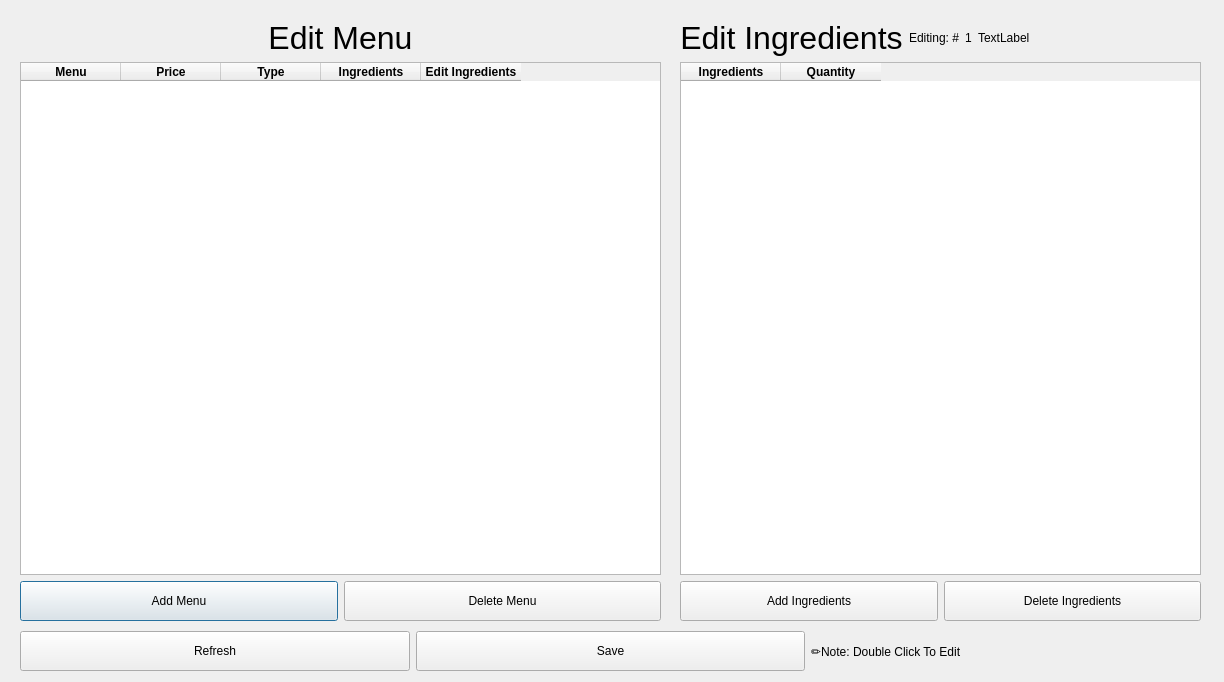
Qt form ui/editmenu.ui (sriv95/Restaurant-Management) before a commit.
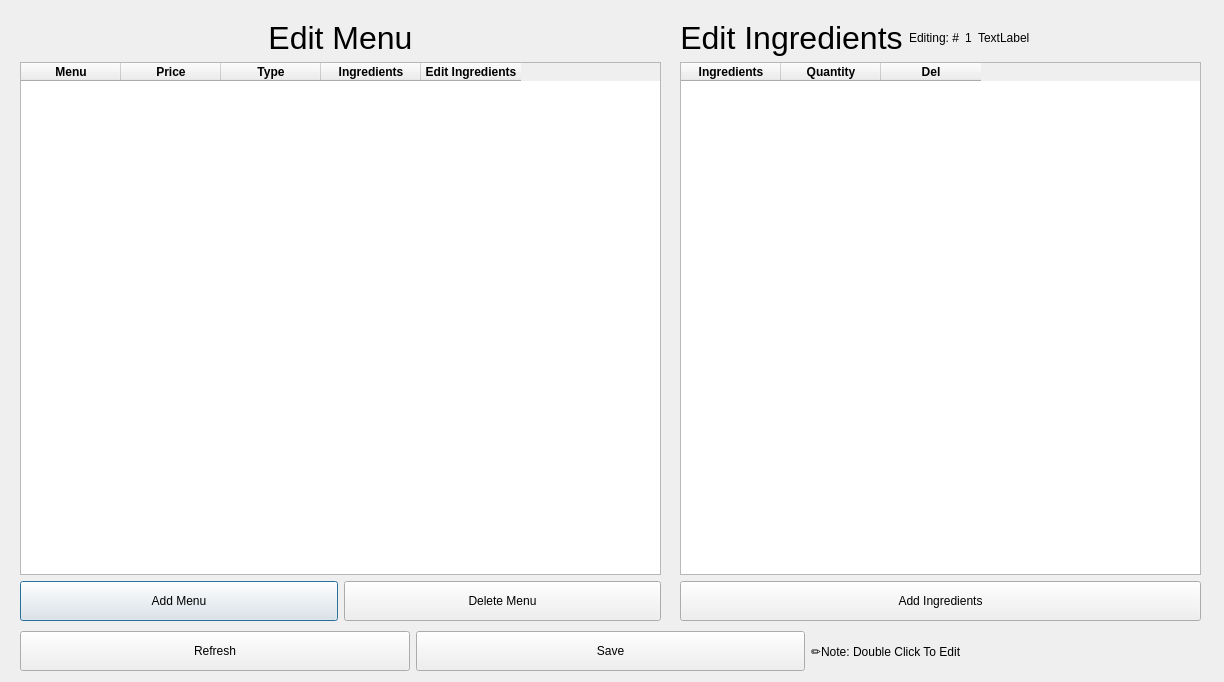
The same form after that commit.

Commit message: refactor: :recycle: change delete ingredients

Patch:
```diff
--- a/ui/editmenu.ui
+++ b/ui/editmenu.ui
@@ -229,6 +229,16 @@
         </font>
        </property>
       </column>
+      <column>
+       <property name="text">
+        <string>Del</string>
+       </property>
+       <property name="font">
+        <font>
+         <bold>true</bold>
+        </font>
+       </property>
+      </column>
      </widget>
     </item>
     <item>
@@ -246,19 +256,6 @@
         </property>
        </widget>
       </item>
-      <item>
-       <widget class="QPushButton" name="DelIngBtn">
-        <property name="minimumSize">
-         <size>
-          <width>0</width>
-          <height>40</height>
-         </size>
-        </property>
-        <property name="text">
-         <string>Delete Ingredients</string>
-        </property>
-       </widget>
-      </item>
      </layout>
     </item>
    </layout>
```
The commit also changes 2 other files.
